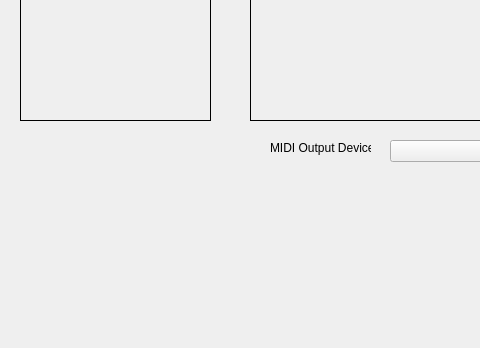
This is Backend/3DSoundKnete/3DSoundKnete/dsoundknete.ui in irenabecker/AVPrg_DIY3DSoundkulisse as Qt 5 draws it before an edit; both pictures show x 0 to 480 and y 229 to 577 of the 901 by 577 pixel window. The edited form follows.
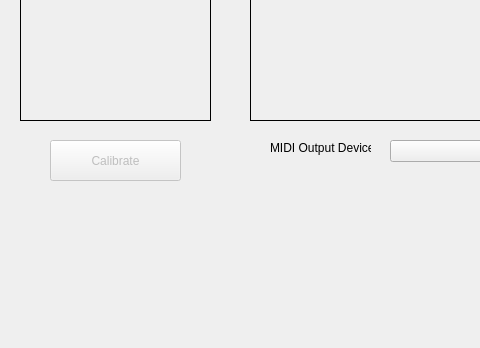
This is the edited form. Custom widgets are drawn as their Qt base class.

The edit to the form file:
```diff
--- a/Backend/3DSoundKnete/3DSoundKnete/dsoundknete.ui
+++ b/Backend/3DSoundKnete/3DSoundKnete/dsoundknete.ui
@@ -2,6 +2,9 @@
 <ui version="4.0">
  <class>DSoundKnete</class>
  <widget class="QMainWindow" name="DSoundKnete">
+  <property name="enabled">
+   <bool>true</bool>
+  </property>
   <property name="geometry">
    <rect>
     <x>0</x>
@@ -309,17 +312,25 @@
      <string>MIDI Output Device</string>
     </property>
    </widget>
-    <!--<widget class="QComboBox" name="comboBox">
-      <property name="geometry">
-        <rect>
-          <x>150</x>
-          <y>20</y>
-          <width>181</width>
-          <height>22</height>
-        </rect>
-      </property>
-    </widget>-->
-    
+   <widget class="QPushButton" name="calibrateButton">
+    <property name="enabled">
+     <bool>false</bool>
+    </property>
+    <property name="geometry">
+     <rect>
+      <x>50</x>
+      <y>350</y>
+      <width>131</width>
+      <height>41</height>
+     </rect>
+    </property>
+    <property name="text">
+     <string>Calibrate</string>
+    </property>
+    <property name="checkable">
+     <bool>false</bool>
+    </property>
+   </widget>
   </widget>
   <widget class="QMenuBar" name="menuBar">
    <property name="geometry">
```
Left out of the diff: 186 changed lines with no effect on the pictures.
